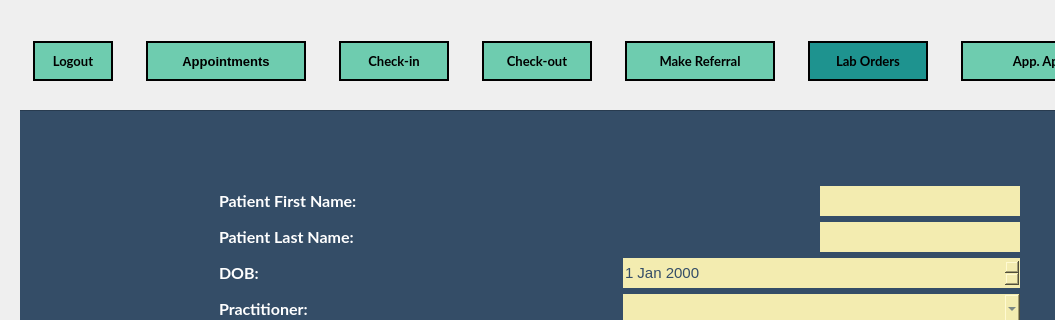
Qt form LabOrdersWindow.ui (mxrked/Medical-Office-Administration) before a commit; both pictures show x 0 to 1055 and y 0 to 320 of the 1260 by 800 pixel window.
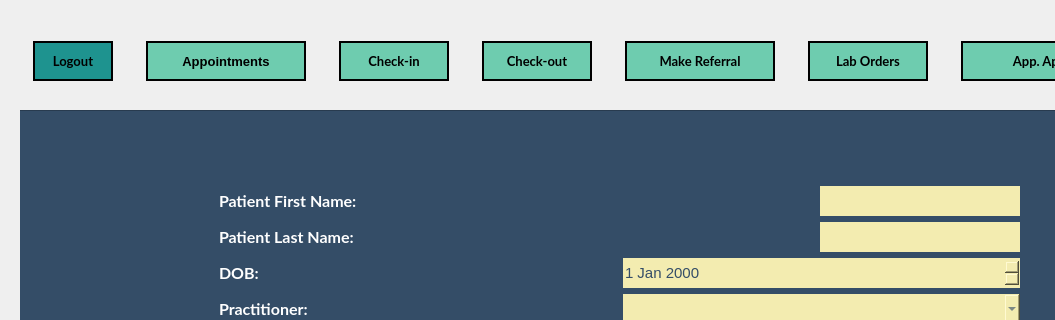
The same form after that commit. Icons and pictures are not drawn.

Patch:
```diff
--- a/LabOrdersWindow.ui
+++ b/LabOrdersWindow.ui
@@ -90,7 +90,7 @@
         <property name="styleSheet">
          <string notr="true">QPushButton {
 	border-image: none;
-	background-color: #6ECCAF;
+	background-color: rgb(30, 147, 143);
 	color: black;
 	border: 2px solid black;
 }
@@ -320,7 +320,7 @@
         <property name="styleSheet">
          <string notr="true">QPushButton {
 	border-image: none;
-	background-color: rgb(30, 147, 143);
+	background-color: #6ECCAF;
 	color: black;
 	border: 2px solid black;
 }
```
Left out of the diff: 4 changed lines with no effect on the pictures.
